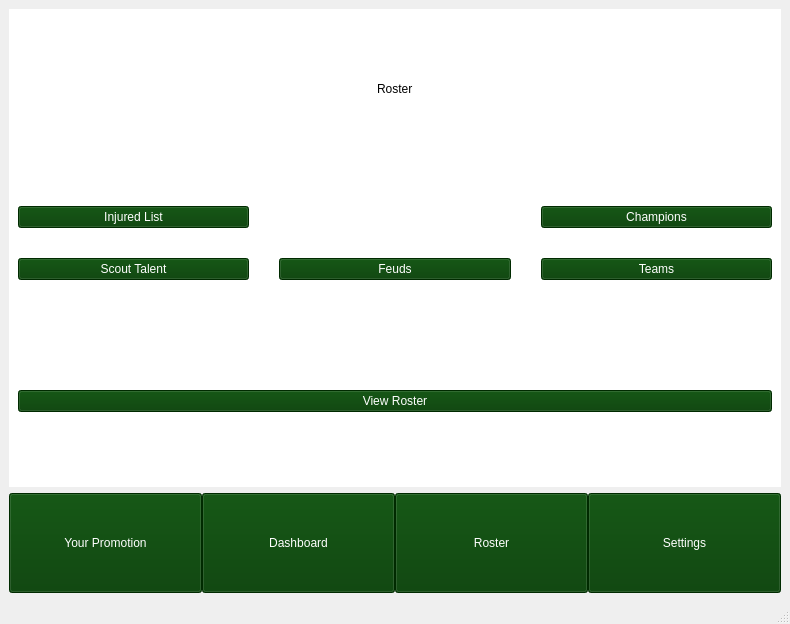
Above: mainwindow.ui from paultrent714/wrestling-booking-sim before the change. Below: the same form after it.
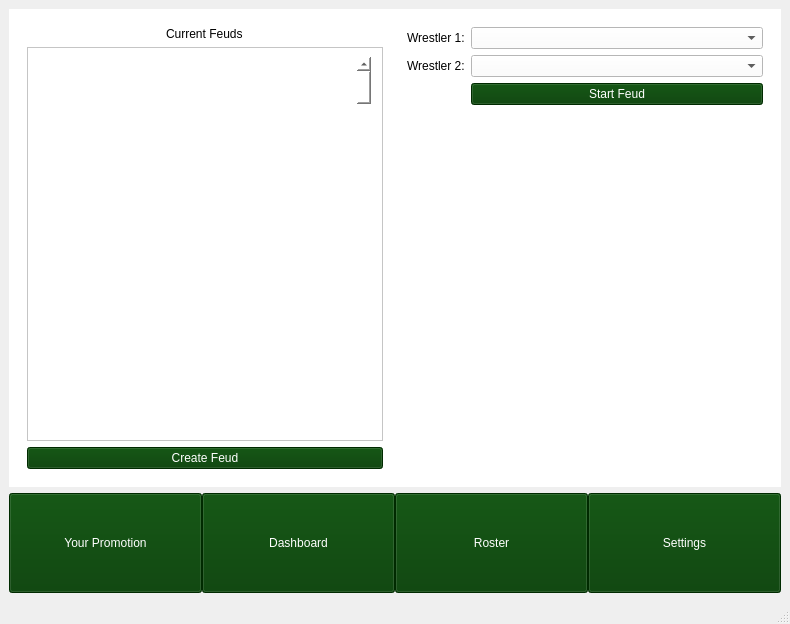
That is the form after the change. Icons and pictures are not drawn.

What changed in the file:
```diff
--- a/mainwindow.ui
+++ b/mainwindow.ui
@@ -32,8 +32,8 @@
      <verstretch>0</verstretch>
     </sizepolicy>
    </property>
-   <layout class="QVBoxLayout" name="verticalLayout_16">
-    <item>
+   <layout class="QGridLayout" name="gridLayout_14">
+    <item row="0" column="0">
      <widget class="QStackedWidget" name="stackedWidget">
       <property name="sizePolicy">
        <sizepolicy hsizetype="Expanding" vsizetype="Expanding">
@@ -54,7 +54,7 @@
        <string notr="true">background-color: rgb(30, 30, 30);</string>
       </property>
       <property name="currentIndex">
-       <number>5</number>
+       <number>7</number>
       </property>
       <widget class="QWidget" name="LandingPage">
        <property name="sizePolicy">
@@ -754,6 +754,142 @@
         </item>
        </layout>
       </widget>
+      <widget class="QWidget" name="rivalryPage">
+       <property name="styleSheet">
+        <string notr="true">background-color: rgb(255, 255, 255);</string>
+       </property>
+       <layout class="QHBoxLayout" name="horizontalLayout_19">
+        <item>
+         <widget class="QWidget" name="rivalryDisplay" native="true">
+          <property name="sizePolicy">
+           <sizepolicy hsizetype="Expanding" vsizetype="Expanding">
+            <horstretch>0</horstretch>
+            <verstretch>0</verstretch>
+           </sizepolicy>
+          </property>
+          <layout class="QGridLayout" name="gridLayout_15">
+           <item row="2" column="0" alignment="Qt::AlignmentFlag::AlignBottom">
+            <widget class="QPushButton" name="createFeudButton">
+             <property name="styleSheet">
+              <string notr="true">background-color: rgb(0, 59, 0);
+color: rgb(255, 255, 255);
+font: 16pt &quot;Segoe UI&quot;;</string>
+             </property>
+             <property name="text">
+              <string>Create Feud</string>
+             </property>
+            </widget>
+           </item>
+           <item row="1" column="0">
+            <widget class="QScrollArea" name="scrollArea_2">
+             <property name="widgetResizable">
+              <bool>true</bool>
+             </property>
+             <widget class="QWidget" name="feudScrollArea">
+              <property name="geometry">
+               <rect>
+                <x>0</x>
+                <y>0</y>
+                <width>354</width>
+                <height>392</height>
+               </rect>
+              </property>
+              <layout class="QGridLayout" name="gridLayout_16">
+               <item row="0" column="0">
+                <widget class="QWidget" name="widget_6" native="true">
+                 <property name="sizePolicy">
+                  <sizepolicy hsizetype="Expanding" vsizetype="Expanding">
+                   <horstretch>0</horstretch>
+                   <verstretch>0</verstretch>
+                  </sizepolicy>
+                 </property>
+                 <widget class="QScrollBar" name="verticalScrollBar_6">
+                  <property name="geometry">
+                   <rect>
+                    <x>320</x>
+                    <y>0</y>
+                    <width>14</width>
+                    <height>394</height>
+                   </rect>
+                  </property>
+                  <property name="orientation">
+                   <enum>Qt::Orientation::Vertical</enum>
+                  </property>
+                 </widget>
+                </widget>
+               </item>
+              </layout>
+             </widget>
+            </widget>
+           </item>
+           <item row="0" column="0" alignment="Qt::AlignmentFlag::AlignHCenter">
+            <widget class="QLabel" name="currentFeudLabel">
+             <property name="styleSheet">
+              <string notr="true">font: 16pt &quot;Segoe UI&quot;;
+color: rgb(0, 0, 0);</string>
+             </property>
+             <property name="text">
+              <string>Current Feuds</string>
+             </property>
+            </widget>
+           </item>
+          </layout>
+         </widget>
+        </item>
+        <item>
+         <widget class="QWidget" name="newFeudWidget" native="true">
+          <property name="sizePolicy">
+           <sizepolicy hsizetype="Expanding" vsizetype="Expanding">
+            <horstretch>0</horstretch>
+            <verstretch>0</verstretch>
+           </sizepolicy>
+          </property>
+          <layout class="QFormLayout" name="formLayout_2">
+           <item row="0" column="0">
+            <widget class="QLabel" name="feudWrestler1Label">
+             <property name="styleSheet">
+              <string notr="true">color: rgb(0, 0, 0);
+font: 14pt &quot;Segoe UI&quot;;</string>
+             </property>
+             <property name="text">
+              <string>Wrestler 1:</string>
+             </property>
+            </widget>
+           </item>
+           <item row="0" column="1">
+            <widget class="QComboBox" name="feudWrestler1ComboBox"/>
+           </item>
+           <item row="1" column="0">
+            <widget class="QLabel" name="feudWrestler2Label">
+             <property name="styleSheet">
+              <string notr="true">color: rgb(0, 0, 0);
+font: 14pt &quot;Segoe UI&quot;;</string>
+             </property>
+             <property name="text">
+              <string>Wrestler 2:</string>
+             </property>
+            </widget>
+           </item>
+           <item row="1" column="1">
+            <widget class="QComboBox" name="feudWrestler2ComboBox"/>
+           </item>
+           <item row="2" column="1">
+            <widget class="QPushButton" name="startFeudButton">
+             <property name="styleSheet">
+              <string notr="true">font: 18pt &quot;Segoe UI&quot;;
+background-color: rgb(0, 59, 0);
+color: rgb(255, 255, 255)</string>
+             </property>
+             <property name="text">
+              <string>Start Feud</string>
+             </property>
+            </widget>
+           </item>
+          </layout>
+         </widget>
+        </item>
+       </layout>
+      </widget>
       <widget class="QWidget" name="InjuredList">
        <property name="styleSheet">
         <string notr="true">background-color: rgb(255, 255, 255);</string>
@@ -826,8 +962,8 @@
             <rect>
              <x>0</x>
              <y>0</y>
-             <width>752</width>
-             <height>435</height>
+             <width>66</width>
+             <height>16</height>
             </rect>
            </property>
            <property name="styleSheet">
@@ -1707,6 +1843,7 @@
                 </property>
                 <property name="styleSheet">
                  <string notr="true">color: rgb(0, 0, 0);
+background-color: rgb(255, 255, 255);
 font: 16pt &quot;Segoe UI&quot;;</string>
                 </property>
                 <property name="text">
@@ -2561,7 +2698,7 @@
       </widget>
      </widget>
     </item>
-    <item>
+    <item row="1" column="0">
      <layout class="QHBoxLayout" name="NavigationTabs">
       <property name="spacing">
        <number>0</number>
```
